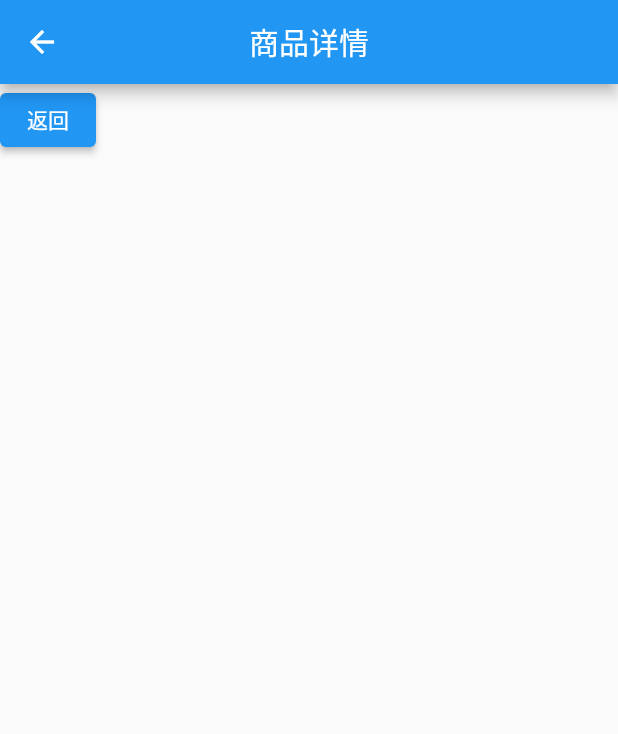
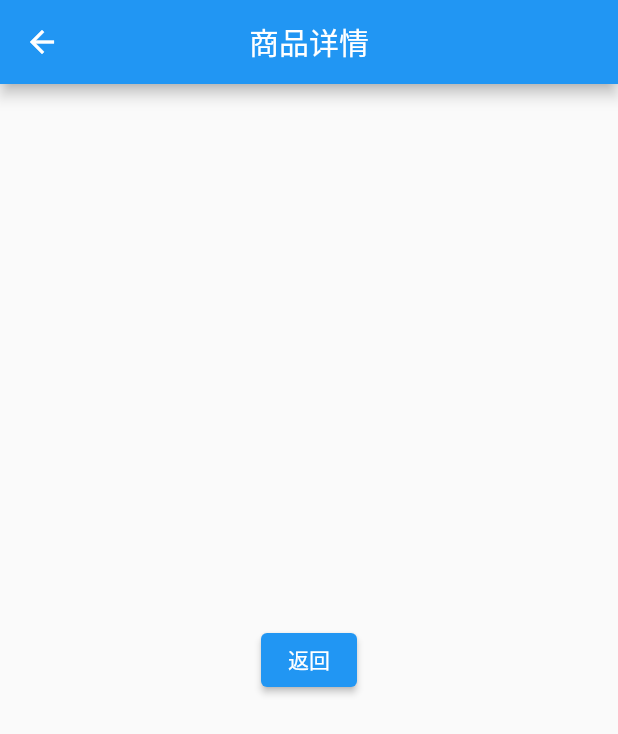
Before and after one commit to ChuYang-FE/Flutter-Test, a Flutter app: the screen it shows after launch, after a tap on "查看商品详情", on a phone screen of 412 x 824 dp. Shown: the top 734 px of the screen. Run offline on Flutter 3.47's test engine with Material 2 defaults, Android fonts, the phone set to English and light mode, and no system bars; our stand-ins replace dio.

Commit message:
feat: named route

```diff
--- /dev/null
+++ b/lib/07_navigation/02_NamedRoute.dart
@@ -0,0 +1,70 @@
+import 'package:flutter/material.dart';
+
+class Home extends StatelessWidget {
+  @override
+  Widget build(BuildContext context) {
+    return Scaffold(
+      appBar: AppBar(
+        leading: Icon(Icons.menu),
+        title: Text('命名路由'),
+        centerTitle: true,
+        actions: [
+          Icon(Icons.settings),
+          Icon(Icons.search),
+        ],
+      ),
+      body: HomePage(),
+    );
+  }
+}
+
+class HomePage extends StatelessWidget {
+  const HomePage({Key? key}) : super(key: key);
+
+  @override
+  Widget build(BuildContext context) {
+    return Scaffold(
+      appBar: AppBar(
+        leading: Icon(Icons.menu),
+        title: Text('HomePage'),
+        centerTitle: true,
+      ),
+      body: Container(
+        child: Center(
+          child: Column(
+            children: [
+              ElevatedButton(
+                onPressed: () => Navigator.pushNamed(context, 'product'),
+                child: Text('查看商品详情'),
+              ),
+              ElevatedButton(
+                onPressed: () => Navigator.pushNamed(context, 'user'),
+                child: Text('跳往404页面'),
+              ),
+            ],
+          ),
+        ),
+      ),
+    );
+  }
+}
+
+class Product extends StatelessWidget {
+  const Product({Key? key}) : super(key: key);
+
+  @override
+  Widget build(BuildContext context) {
+    return Scaffold(
+      appBar: AppBar(
+        title: Text('商品详情'),
+        centerTitle: true,
+      ),
+      body: Center(
+        child: ElevatedButton(
+          onPressed: () => Navigator.pop(context),
+          child: Text('返回'),
+        ),
+      ),
+    );
+  }
+}
--- a/lib/main.dart
+++ b/lib/main.dart
@@ -19,7 +19,9 @@ import 'package:flutter/material.dart';
 // import '05_thirdParty/01_dio.dart';
 // import '06_state/01_StatefulWidget.dart';
 // import '06_state/02_DataTable.dart';
-import '07_navigation/01_Anonymous.dart';
+// import '07_navigation/01_Anonymous.dart';
+import '07_navigation/00_UnkownPage.dart';
+import '07_navigation/02_NamedRoute.dart';
 
 void main() => runApp(MyApp());
 
@@ -27,6 +29,14 @@ class MyApp extends StatelessWidget {
   @override
   Widget build(BuildContext context) {
     return MaterialApp(
+      routes: {
+        'home': (context) => HomePage(),
+        'product': (context) => Product(),
+      },
+      initialRoute: 'home',
+      onUnknownRoute: (RouteSettings settings) => MaterialPageRoute(
+        builder: (context) => UnkownPage(),
+      ),
       title: '哈哈哈哈',
       home: Home(),
     );
```
Also changed, not shown: lib/07_navigation/00_UnkownPage.dart (added, +20 -0 lines).
